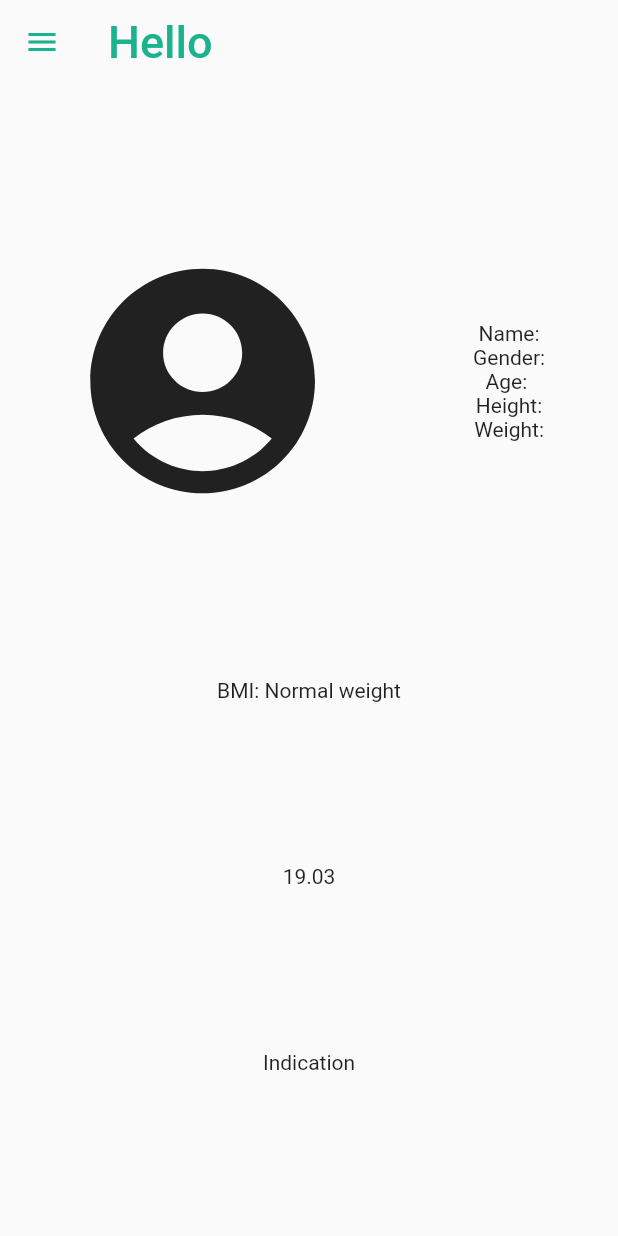
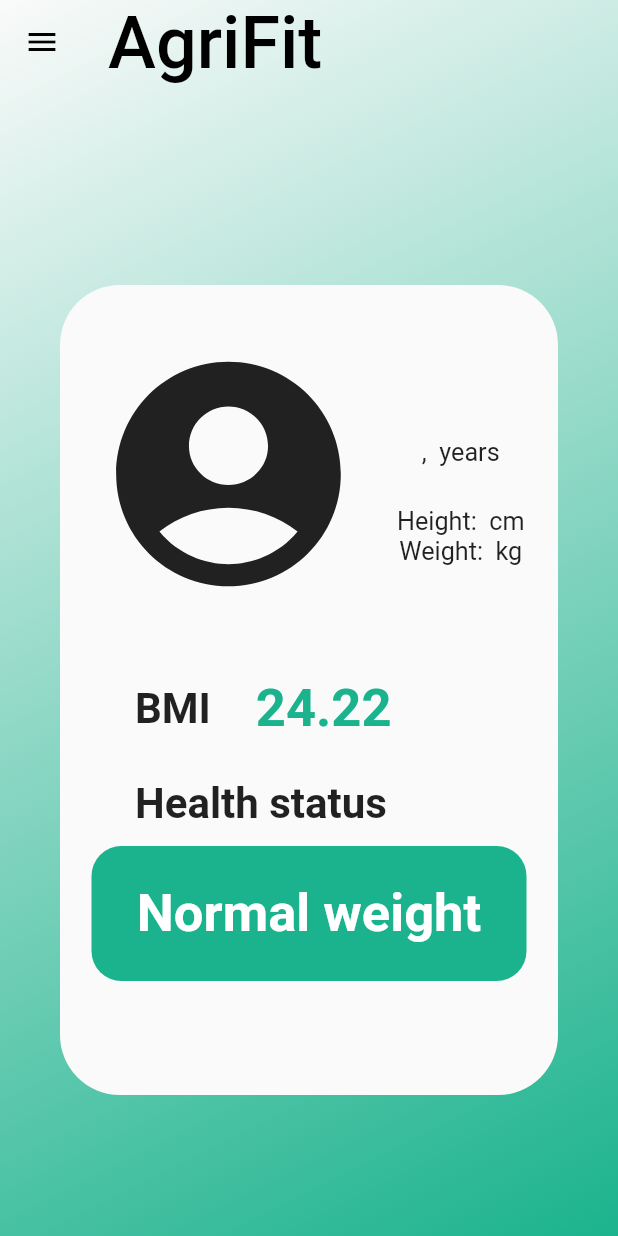
Before and after one commit to MarichenK/Biomedical-Technologies, a Flutter app: the ProfilePage screen opened directly, on a phone screen of 412 x 824 dp. Run offline on Flutter 3.47's test engine with Material 2 defaults, Android fonts, the phone set to English and light mode, and no system bars; our stand-ins replace dio, fl_chart, floor, flutter_login, google_nav_bar, jwt_decoder and 2 more; accounts and stored records are empty; generated files the repository leaves out were written again.

Commit message:
Finished layout

```diff
--- a/agri_fit/lib/Utilities/graph/steps_graph.dart
+++ b/agri_fit/lib/Utilities/graph/steps_graph.dart
@@ -1,8 +1,6 @@
 import 'package:agri_fit/Utilities/graph/steps_data.dart';
 import 'package:fl_chart/fl_chart.dart';
 import 'package:flutter/material.dart';
-import 'package:agri_fit/screens/homePage.dart';
-import 'dart:math';
 
 class StepsGraph extends StatelessWidget {
   final List monthlySteps;
@@ -34,9 +32,9 @@ class StepsGraph extends StatelessWidget {
     return BarChart(
       BarChartData(
         minY: 0,
-        gridData: FlGridData(show: false),
+        gridData: const FlGridData(show: false),
         borderData: FlBorderData(show: false),
-        titlesData: FlTitlesData(
+        titlesData: const FlTitlesData(
           show: true,
           topTitles: AxisTitles(sideTitles: SideTitles(showTitles: false)),
           rightTitles: AxisTitles(sideTitles: SideTitles(showTitles: false)),
--- a/agri_fit/lib/screens/editProfilePage.dart
+++ b/agri_fit/lib/screens/editProfilePage.dart
@@ -62,12 +62,13 @@ class _EditPageState extends State<EditProfilePage>{
                 decoration: BoxDecoration(
                   borderRadius: BorderRadius.circular(40),
                   color: const Color.fromARGB(255, 250, 250, 250)),
+
                 child: Padding(
                   padding: const EdgeInsets.all(30.0),
                   child: Column(
                     mainAxisAlignment: MainAxisAlignment.center,
                     children: [
-                      createTextField('Name', 'Full name', _textControllerName),
+                      createTextField('Name', 'Your name', _textControllerName),
 
                       const SizedBox(height: 16,),
                       createTextField('Gender', 'Gender (F/M)', _textControllerGen),
--- a/agri_fit/lib/screens/homePage.dart
+++ b/agri_fit/lib/screens/homePage.dart
@@ -1,9 +1,7 @@
 // ignore_for_file: file_names
 
-import 'package:agri_fit/Utilities/graph/steps_data.dart';
 import 'package:agri_fit/Utilities/graph/steps_graph.dart';
 import 'package:flutter/material.dart';
-import 'package:fl_chart/fl_chart.dart';
 
 class HomePage extends StatefulWidget {
   const HomePage({Key? key}) : super(key: key);
--- a/agri_fit/lib/screens/profilePage.dart
+++ b/agri_fit/lib/screens/profilePage.dart
@@ -4,7 +4,6 @@
 import 'package:agri_fit/screens/loginPage.dart';
 import 'package:agri_fit/Utilities/Impact.dart';
 import 'package:agri_fit/screens/authenticationIMPACT.dart';
-import 'package:agri_fit/screens/newLoginPage.dart';
 import 'package:flutter/material.dart';
 import 'package:agri_fit/screens/editProfilePage.dart';
 import 'package:agri_fit/Utilities/bmiCalculator.dart';
@@ -33,39 +32,143 @@ class ProfilePage extends StatelessWidget {
 
   Widget build(BuildContext context) {
     double height = 1.70;
-    double weight = 55;
+    double weight = 70;
 
     calculatedBMI = weight/pow(height,2);
     //calculatedBMI = double.parse(editWeight)/pow(double.parse(editHeight),2);
 
     return Scaffold(
-      appBar: AppBar(
+      extendBodyBehindAppBar: true,
+      /*appBar: AppBar(
         backgroundColor: Colors.grey[50],
         elevation: 0,
-        //title: Text(ProfilePage.routename),
-        title: Text('Hello $editName', textScaleFactor: 1.5,),
+        title: const Text(
+          'AgriFit',
+          textScaleFactor: 2.4,
+          style: TextStyle(fontWeight: FontWeight.bold)),
         foregroundColor: const Color.fromARGB(255, 27, 179, 141),
+      ),*/
+      appBar: AppBar(
+        backgroundColor: Colors.transparent,
+        elevation: 0,
+        title: const Text('AgriFit', textScaleFactor: 2.4,),
+        foregroundColor: Colors.black,
       ),
-      body: Column(mainAxisAlignment: MainAxisAlignment.spaceEvenly,
+
+      body: Container(decoration: const BoxDecoration(
+            gradient: LinearGradient(
+              begin: Alignment.topLeft,
+              end: Alignment.bottomRight,
+              colors: [
+                Color.fromARGB(255, 250, 250, 250),
+                Color.fromARGB(255, 27, 179, 141),
+              ]
+            )
+          ),
+
+
+        child: Column(
           children: [
-          Row( mainAxisAlignment: MainAxisAlignment.spaceAround,
+            const SizedBox(height: 150),
+            Padding(
+              padding: const EdgeInsets.all(40.0),
+              child: Container(
+                height: 540,
+                      decoration: BoxDecoration(
+                        borderRadius: BorderRadius.circular(40),
+                        color: const Color.fromARGB(255, 250, 250, 250)),
+
+                child: Column(
+                  children: [
+                    const SizedBox(height: 36),
+
+                    Row(mainAxisAlignment: MainAxisAlignment.spaceEvenly,
                     children: [
                       const Icon(Icons.account_circle_rounded, size: 180),
-            Column(mainAxisAlignment: MainAxisAlignment.center,
+                      Column(
                       children: [
-              Text('Name: $editName'),
-              Text('Gender: $editGen'),
-              Text('Age: $editAge '),
-              Text('Height: $editHeight'),
-              Text('Weight: $editWeight')
+                        Text(
+                          editName,
+                          textScaleFactor: 2.2,
+                                style: const TextStyle(fontWeight: FontWeight.bold)),
+
+                        Text('$editGen, $editAge years', textScaleFactor: 1.2,),
+
+                        const SizedBox(height: 26),
+
+                        Text('Height: $editHeight cm', textScaleFactor: 1.2,),
+                        Text('Weight: $editWeight kg', textScaleFactor: 1.2,)
                       ],)
                     ],
                   ),
-        Text('BMI: ${checkBMI(calculatedBMI)}'),
-        Text(calculatedBMI.toStringAsFixed(2)),
-        const Text('Indication')
+
+                  const SizedBox(height: 46),
+
+                  Row(
+                    mainAxisAlignment: MainAxisAlignment.start,
+                    children: [
+                      const Padding(
+                        padding: EdgeInsets.only(left: 50),
+                        child: Align(
+                          alignment: Alignment.centerLeft,
+                          child: Text('BMI',
+                              textScaleFactor: 2,
+                              style: TextStyle(fontWeight: FontWeight.bold)),
+                        ),
+                      ),
+
+                      const SizedBox(width: 30),
+
+                      Center(child: Text(calculatedBMI.toStringAsFixed(2),
+                              textScaleFactor: 2.5,
+                              style: const TextStyle(
+                                fontWeight: FontWeight.bold,
+                                color:Color.fromARGB(255, 27, 179, 141))
+                          ),
+                        ),
+                    ],
+                  ),
+
+                  const SizedBox(height: 26),
+
+                  const Padding(
+                    padding: EdgeInsets.only(left: 50),
+                    child: Align(
+                      alignment: Alignment.centerLeft,
+                      child: Text('Health status',
+                          textScaleFactor: 2,
+                          style: TextStyle(fontWeight: FontWeight.bold)),
+                    ),
+                  ),
+
+                  const SizedBox(height: 12),
+
+                  Container(
+                    height: 90,
+                    width: 290,
+                    decoration: BoxDecoration(
+                      borderRadius: BorderRadius.circular(20),
+                      color: const Color.fromARGB(255, 27, 179, 141)),
+                    child: Column(
+                      mainAxisAlignment: MainAxisAlignment.center,
+                      children: [
+                        Center(child: Text(checkBMI(calculatedBMI),
+                          textScaleFactor: 2.5,
+                          style: const TextStyle(
+                            fontWeight: FontWeight.bold,
+                            color: Colors.white)
+                            ),
+                            ),
+                      ],
+                    ),
+                  ),
 
                   ]
+                ),
+              ),
+            ),
+          ],
+        ),
       ),
       drawer: Drawer(
         shadowColor: Colors.white.withOpacity(0),
```
Also changed, not shown: agri_fit/lib/data/graph.dart (deleted), agri_fit/pubspec.lock, 2 other files. Lines whose indentation alone changed are shown as unchanged.
